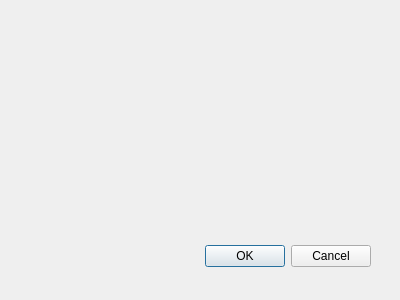
Before: the Qt Designer form optionsdialog.ui in plainoldprogrammer/yasm, drawn with Qt 5.
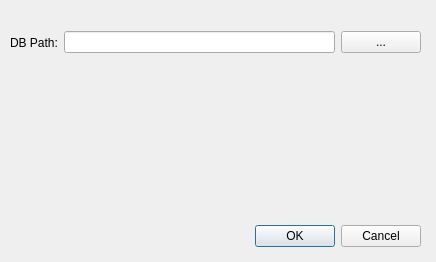
After: the same form once the commit is applied.

Commit message: adding the db path section to the options dialog

Patch:
```diff
--- a/optionsdialog.ui
+++ b/optionsdialog.ui
@@ -8,8 +8,8 @@
    <rect>
     <x>0</x>
     <y>0</y>
-    <width>400</width>
-    <height>300</height>
+    <width>436</width>
+    <height>262</height>
    </rect>
   </property>
   <property name="windowTitle">
@@ -18,8 +18,8 @@
   <widget class="QDialogButtonBox" name="buttonBox">
    <property name="geometry">
     <rect>
-     <x>30</x>
-     <y>240</y>
+     <x>80</x>
+     <y>220</y>
      <width>341</width>
      <height>32</height>
     </rect>
@@ -31,6 +31,35 @@
     <set>QDialogButtonBox::Cancel|QDialogButtonBox::Ok</set>
    </property>
   </widget>
+  <widget class="QWidget" name="">
+   <property name="geometry">
+    <rect>
+     <x>10</x>
+     <y>30</y>
+     <width>411</width>
+     <height>25</height>
+    </rect>
+   </property>
+   <layout class="QHBoxLayout" name="horizontalLayout">
+    <item>
+     <widget class="QLabel" name="labelDbPath">
+      <property name="text">
+       <string>DB Path:</string>
+      </property>
+     </widget>
+    </item>
+    <item>
+     <widget class="QLineEdit" name="lineEditDbPath"/>
+    </item>
+    <item>
+     <widget class="QPushButton" name="pushButtonSelectDbPath">
+      <property name="text">
+       <string>...</string>
+      </property>
+     </widget>
+    </item>
+   </layout>
+  </widget>
  </widget>
  <pixmapfunction/>
  <resources/>
```
Left out of the diff: 5 changed lines with no effect on the pictures. The commit also changes 3 other files.
